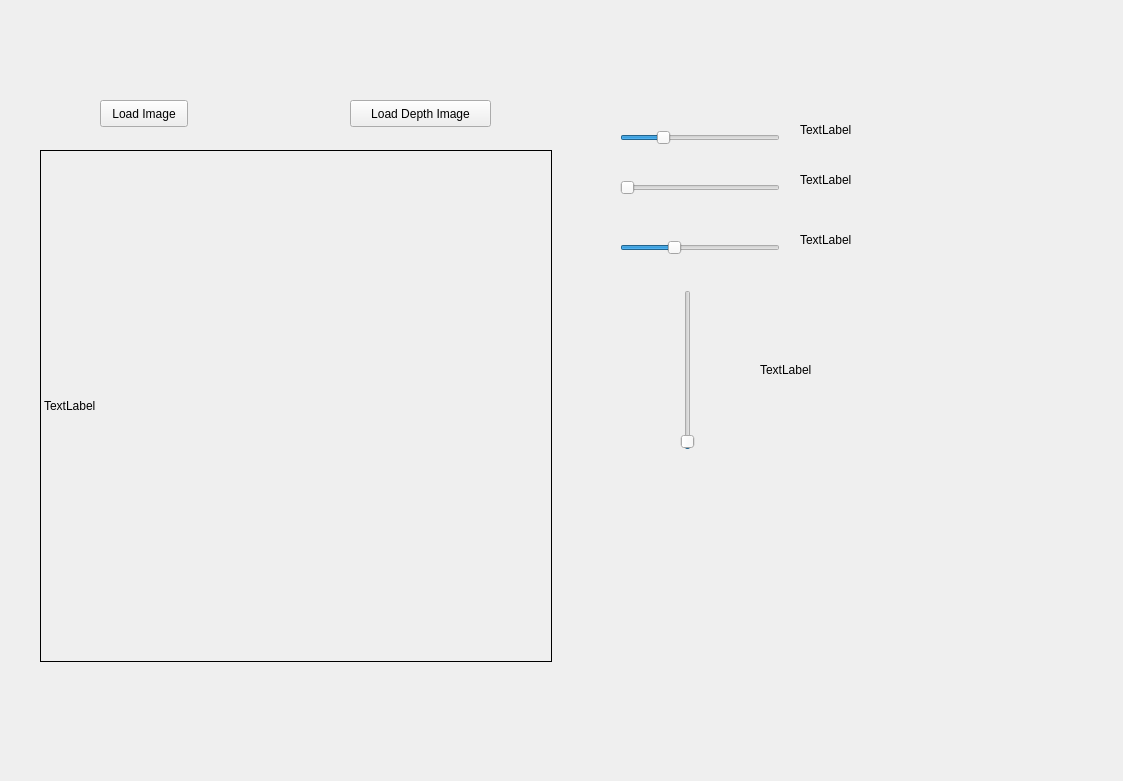
lreithmayr/CT-Scan-Visualizer, file app/widget.ui: the form before one commit.
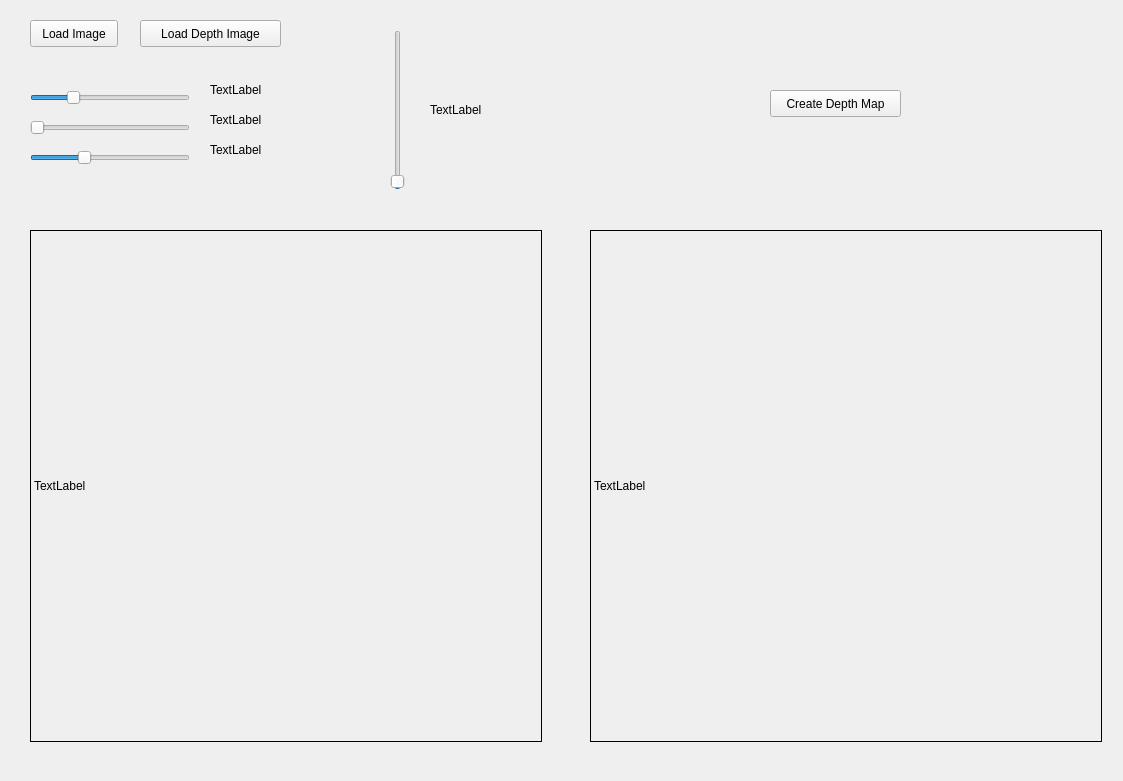
The form after the commit.

Commit message: * Implemented static depth map base on gray values.

The edit to the form file:
```diff
--- a/app/widget.ui
+++ b/app/widget.ui
@@ -16,8 +16,8 @@
   <widget class="QLabel" name="label_imgArea">
    <property name="geometry">
     <rect>
-     <x>40</x>
-     <y>150</y>
+     <x>30</x>
+     <y>230</y>
      <width>512</width>
      <height>512</height>
     </rect>
@@ -32,8 +32,8 @@
   <widget class="QPushButton" name="pushButton_loadImage">
    <property name="geometry">
     <rect>
-     <x>100</x>
-     <y>100</y>
+     <x>30</x>
+     <y>20</y>
      <width>88</width>
      <height>27</height>
     </rect>
@@ -45,8 +45,8 @@
   <widget class="QSlider" name="horizontalSlider_center">
    <property name="geometry">
     <rect>
-     <x>620</x>
-     <y>130</y>
+     <x>30</x>
+     <y>90</y>
      <width>160</width>
      <height>16</height>
     </rect>
@@ -70,8 +70,8 @@
   <widget class="QSlider" name="horizontalSlider_windowSize">
    <property name="geometry">
     <rect>
-     <x>620</x>
-     <y>180</y>
+     <x>30</x>
+     <y>120</y>
      <width>160</width>
      <height>16</height>
     </rect>
@@ -89,9 +89,9 @@
   <widget class="QLabel" name="label_sliderCenter">
    <property name="geometry">
     <rect>
-     <x>800</x>
-     <y>120</y>
-     <width>291</width>
+     <x>210</x>
+     <y>80</y>
+     <width>141</width>
      <height>19</height>
     </rect>
    </property>
@@ -102,9 +102,9 @@
   <widget class="QLabel" name="label_sliderWSize">
    <property name="geometry">
     <rect>
-     <x>800</x>
-     <y>170</y>
-     <width>291</width>
+     <x>210</x>
+     <y>110</y>
+     <width>141</width>
      <height>19</height>
     </rect>
    </property>
@@ -115,8 +115,8 @@
   <widget class="QPushButton" name="pushButton_loadImage3D">
    <property name="geometry">
     <rect>
-     <x>350</x>
-     <y>100</y>
+     <x>140</x>
+     <y>20</y>
      <width>141</width>
      <height>27</height>
     </rect>
@@ -128,8 +128,8 @@
   <widget class="QSlider" name="verticalSlider_depth">
    <property name="geometry">
     <rect>
-     <x>680</x>
-     <y>290</y>
+     <x>390</x>
+     <y>30</y>
      <width>16</width>
      <height>160</height>
     </rect>
@@ -147,8 +147,8 @@
   <widget class="QLabel" name="label_currentDepth">
    <property name="geometry">
     <rect>
-     <x>760</x>
-     <y>360</y>
+     <x>430</x>
+     <y>100</y>
      <width>181</width>
      <height>19</height>
     </rect>
@@ -160,8 +160,8 @@
   <widget class="QSlider" name="horizontalSlider_threshold">
    <property name="geometry">
     <rect>
-     <x>620</x>
-     <y>240</y>
+     <x>30</x>
+     <y>150</y>
      <width>160</width>
      <height>16</height>
     </rect>
@@ -185,9 +185,9 @@
   <widget class="QLabel" name="label_sliderThreshold">
    <property name="geometry">
     <rect>
-     <x>800</x>
-     <y>230</y>
-     <width>291</width>
+     <x>210</x>
+     <y>140</y>
+     <width>141</width>
      <height>19</height>
     </rect>
    </property>
@@ -195,6 +195,35 @@
     <string>TextLabel</string>
    </property>
   </widget>
+  <widget class="QPushButton" name="pushButton_depthBuffer">
+   <property name="geometry">
+    <rect>
+     <x>770</x>
+     <y>90</y>
+     <width>131</width>
+     <height>27</height>
+    </rect>
+   </property>
+   <property name="text">
+    <string>Create Depth Map</string>
+   </property>
+  </widget>
+  <widget class="QLabel" name="label_image3D">
+   <property name="geometry">
+    <rect>
+     <x>590</x>
+     <y>230</y>
+     <width>512</width>
+     <height>512</height>
+    </rect>
+   </property>
+   <property name="frameShape">
+    <enum>QFrame::Box</enum>
+   </property>
+   <property name="text">
+    <string>TextLabel</string>
+   </property>
+  </widget>
  </widget>
  <resources/>
  <connections/>
```
The commit also changes 2 other files.
